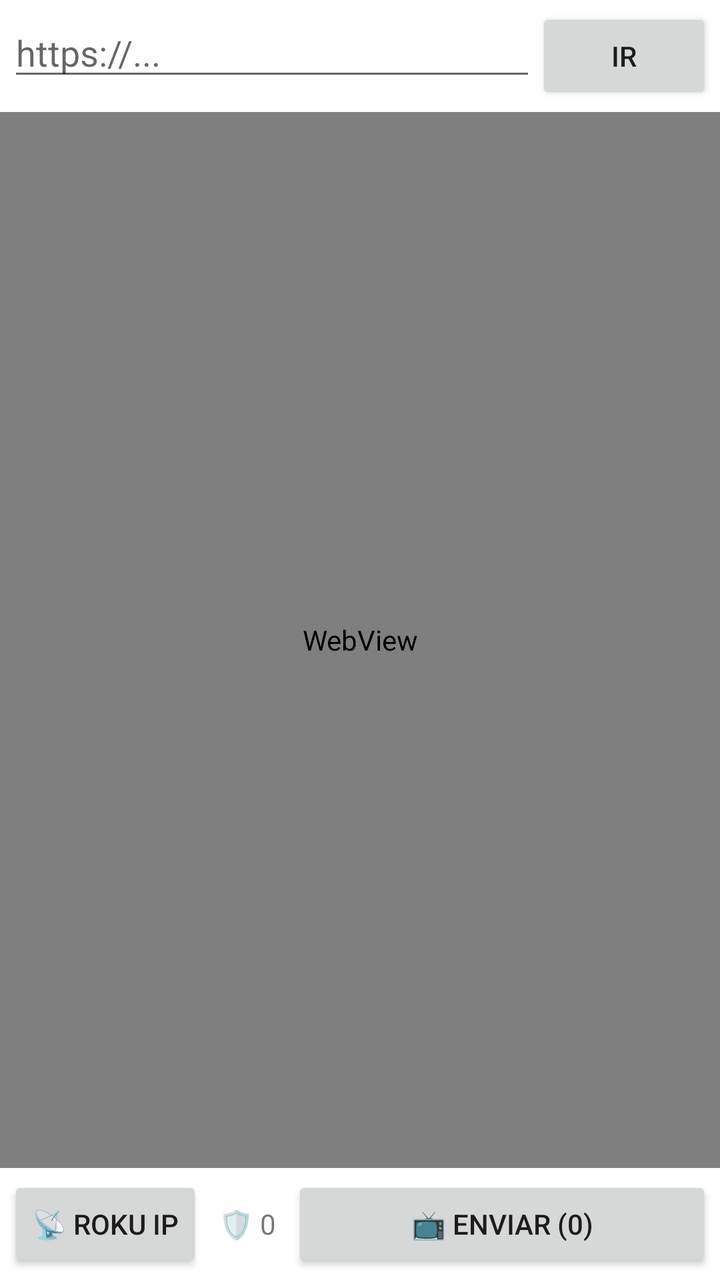
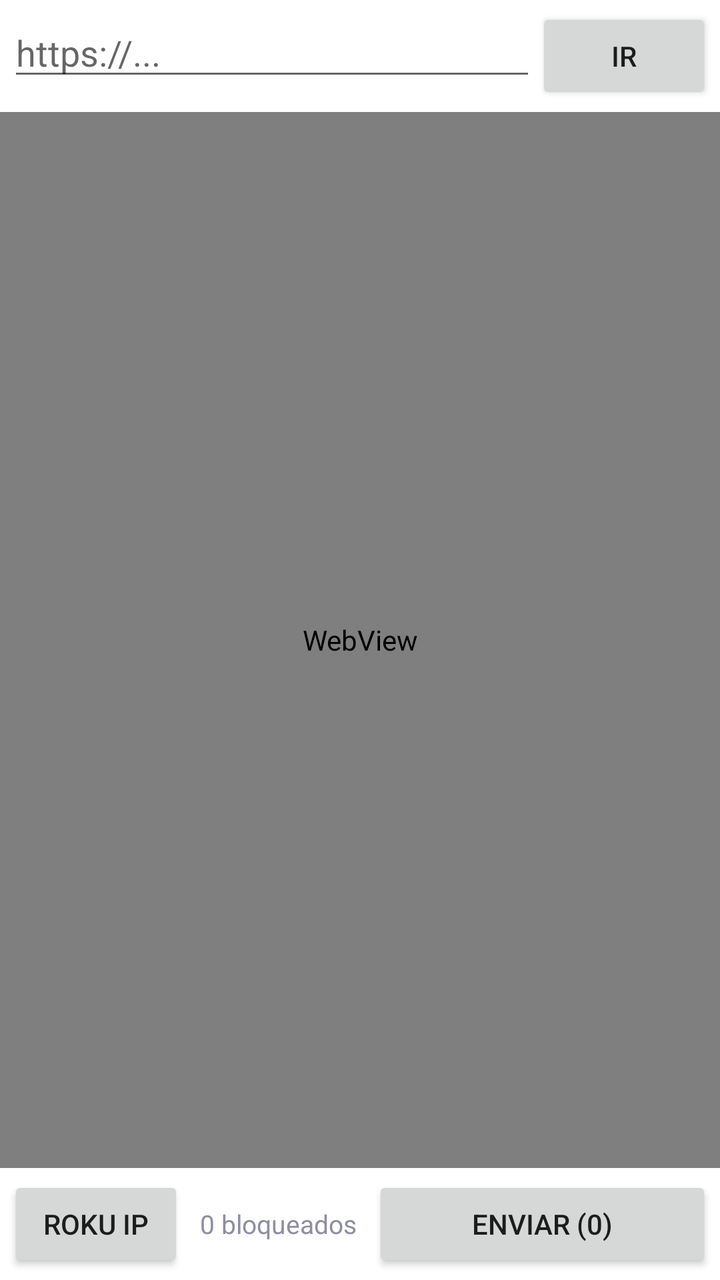

Screens rendered from an Android XML layout before and after an edit, with the pre-edit source and the edit as a unified diff.
<!-- AndroidManifest.xml: application theme Theme.RokuCast -->
<!-- res/layout/activity_main.xml -->
<?xml version="1.0" encoding="utf-8"?>
<LinearLayout xmlns:android="http://schemas.android.com/apk/res/android"
    android:layout_width="match_parent"
    android:layout_height="match_parent"
    android:orientation="vertical">

    <LinearLayout
        android:layout_width="match_parent"
        android:layout_height="wrap_content"
        android:orientation="horizontal"
        android:padding="4dp">

        <EditText
            android:id="@+id/urlBar"
            android:layout_width="0dp"
            android:layout_height="wrap_content"
            android:layout_weight="1"
            android:inputType="textUri"
            android:imeOptions="actionGo"
            android:hint="https://..." />

        <Button
            android:id="@+id/goButton"
            android:layout_width="wrap_content"
            android:layout_height="wrap_content"
            android:text="Ir" />
    </LinearLayout>

    <ProgressBar
        android:id="@+id/progressBar"
        style="?android:attr/progressBarStyleHorizontal"
        android:layout_width="match_parent"
        android:layout_height="3dp"
        android:max="100"
        android:visibility="gone" />

    <WebView
        android:id="@+id/webView"
        android:layout_width="match_parent"
        android:layout_height="0dp"
        android:layout_weight="1" />

    <LinearLayout
        android:layout_width="match_parent"
        android:layout_height="wrap_content"
        android:orientation="horizontal"
        android:padding="4dp"
        android:gravity="center_vertical">

        <Button
            android:id="@+id/settingsButton"
            android:layout_width="wrap_content"
            android:layout_height="wrap_content"
            android:text="📡 Roku IP" />

        <TextView
            android:id="@+id/blockCounter"
            android:layout_width="wrap_content"
            android:layout_height="wrap_content"
            android:layout_marginStart="8dp"
            android:layout_marginEnd="8dp"
            android:text="🛡️ 0"
            android:textSize="14sp" />

        <Button
            android:id="@+id/sendButton"
            android:layout_width="0dp"
            android:layout_height="wrap_content"
            android:layout_weight="1"
            android:text="📺 Enviar (0)" />
    </LinearLayout>

</LinearLayout>
<!-- resources referenced by this layout -->
<resources>
  <style name="Theme.RokuCast" parent="Theme.MaterialComponents.DayNight.NoActionBar" />
</resources>

<!-- the commit's change to res/layout/activity_main.xml (unified diff, before → after) -->
@@ -51,7 +51,7 @@
             android:id="@+id/settingsButton"
             android:layout_width="wrap_content"
             android:layout_height="wrap_content"
-            android:text="📡 Roku IP" />
+            android:text="Roku IP" />
 
         <TextView
             android:id="@+id/blockCounter"
@@ -59,15 +59,16 @@
             android:layout_height="wrap_content"
             android:layout_marginStart="8dp"
             android:layout_marginEnd="8dp"
-            android:text="🛡️ 0"
-            android:textSize="14sp" />
+            android:text="0 bloqueados"
+            android:textSize="13sp"
+            android:textColor="#8d8fa0" />
 
         <Button
             android:id="@+id/sendButton"
             android:layout_width="0dp"
             android:layout_height="wrap_content"
             android:layout_weight="1"
-            android:text="📺 Enviar (0)" />
+            android:text="Enviar (0)" />
     </LinearLayout>
 
 </LinearLayout>
